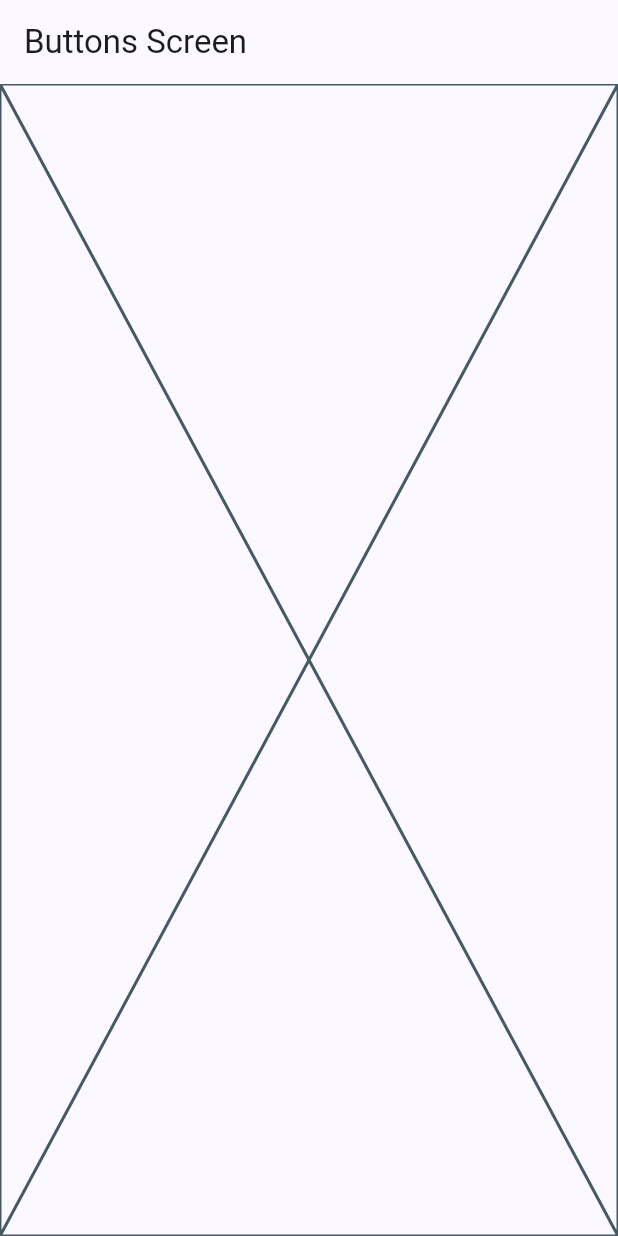
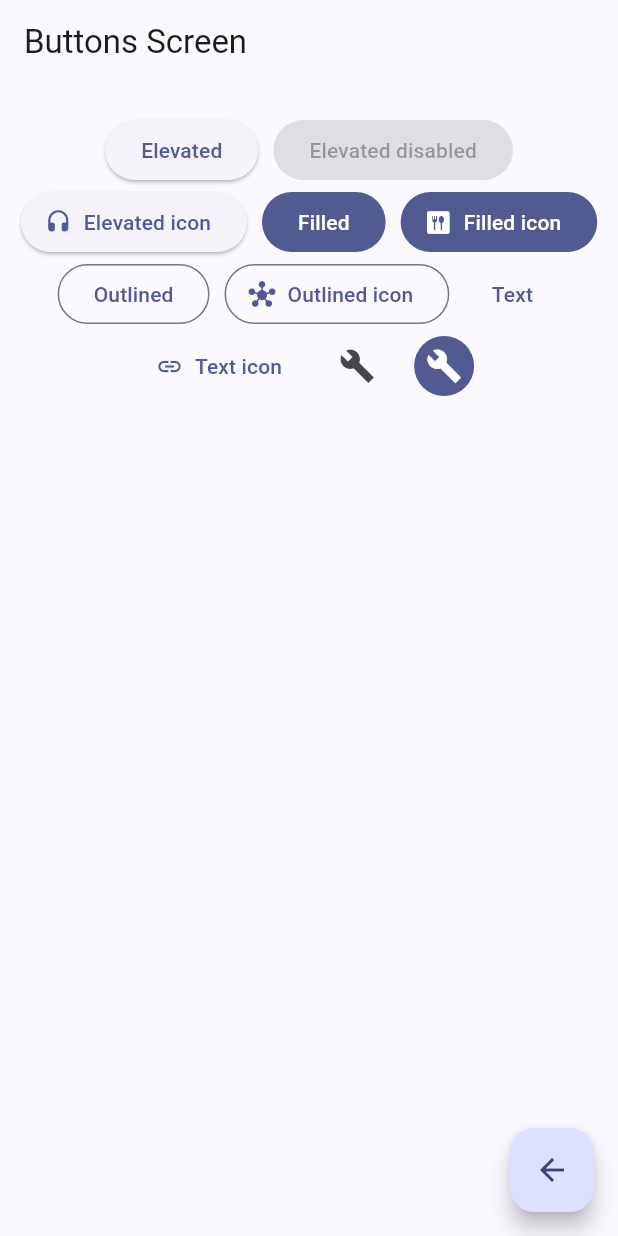
Before and after one commit to manuelsalinas-mx/Flutter-Projects, a Flutter app: the ButtonsScreen screen opened by its route, on a phone screen of 412 x 824 dp. Run offline on Flutter 3.47's test engine with Material 3 defaults, Android fonts, the phone set to English and light mode, and no system bars; our stand-ins replace animate_do, dio, go_router, video_player.

Commit message:
Flutter buttons

```diff
--- a/widgets_app/lib/presentation/screens/buttons/buttons_screen.dart
+++ b/widgets_app/lib/presentation/screens/buttons/buttons_screen.dart
@@ -1,4 +1,5 @@
 import 'package:flutter/material.dart';
+import 'package:go_router/go_router.dart';
 
 class ButtonsScreen extends StatelessWidget {
   static const name = 'buttons_screen';
@@ -8,7 +9,50 @@ class ButtonsScreen extends StatelessWidget {
   Widget build(BuildContext context) {
     return Scaffold(
       appBar: AppBar(title: const Text('Buttons Screen')),
-      body: const Placeholder(),
+      body: const _ButtonsView(),
+      floatingActionButton: FloatingActionButton(
+          child: const Icon(Icons.arrow_back),
+          onPressed: () {
+            // Go back
+            context.pop();
+          }),
     );
   }
 }
+
+class _ButtonsView extends StatelessWidget {
+  const _ButtonsView();
+
+  get label => null;
+
+  @override
+  Widget build(BuildContext context) {
+
+   return SizedBox(
+      width: double.infinity,
+      child: Padding(
+        padding: const EdgeInsets.symmetric(horizontal: 10, vertical: 20),
+        child: Wrap(
+          spacing: 10,
+          alignment: WrapAlignment.center,
+          children: [
+            ElevatedButton(onPressed: (){}, child: const Text('Elevated')),
+            const ElevatedButton(onPressed: null, child: Text('Elevated disabled')),
+            ElevatedButton.icon(onPressed: () {}, icon: const Icon(Icons.headset_rounded), label: const Text('Elevated icon')),
+            FilledButton(onPressed: (){}, child: const Text('Filled')),
+            FilledButton.icon(onPressed: (){}, icon: const Icon(Icons.dining_rounded), label: const Text('Filled icon')),
+            OutlinedButton(onPressed: (){}, child: const Text('Outlined')),
+            OutlinedButton.icon(onPressed: (){}, icon: const Icon(Icons.hub), label: const Text('Outlined icon')),
+            TextButton(onPressed: () {}, child: const Text('Text')),
+            TextButton.icon(onPressed: (){}, icon: const Icon(Icons.link), label: const Text('Text icon')),
+            IconButton(onPressed: () {}, icon:const Icon(Icons.build_sharp)),
+            IconButton(onPressed: () {}, icon: const Icon(Icons.build_sharp), style: ButtonStyle(backgroundColor: MaterialStatePropertyAll(
+                        Theme.of(context).colorScheme.primary), iconColor: const MaterialStatePropertyAll(Colors.white))),
+
+            // Custom button
+          ],
+        ),
+      ),
+    );
+  }
+}
--- a/widgets_app/lib/presentation/screens/home/home_screen.dart
+++ b/widgets_app/lib/presentation/screens/home/home_screen.dart
@@ -44,8 +44,8 @@ class _CustomListTile extends StatelessWidget {
     final colors = Theme.of(context).colorScheme;
 
     return ListTile(
-      leading: Icon(item.icon, color: colors.primary),
-      trailing: Icon(Icons.arrow_forward_ios_sharp, color: colors.primary),
+      leading: Icon(item.icon, color: colors.primary, size: 45),
+      trailing: Icon(Icons.arrow_forward_ios_sharp, color: colors.primary, size: 15),
       title: Text(item.title),
       subtitle: Text(item.subtitle),
       onTap: () {
@@ -61,8 +61,8 @@ class _CustomListTile extends StatelessWidget {
         //Navigator.pushNamed(context, item.link);
 
         // Navegar a otra pantalla - GoRouter (el favorito)
-        //context.push(item.link);
-        context.pushNamed(CardsScreen.name);
+        context.push(item.link);
+        //context.pushNamed(CardsScreen.name);
       },
     );
   }
```
